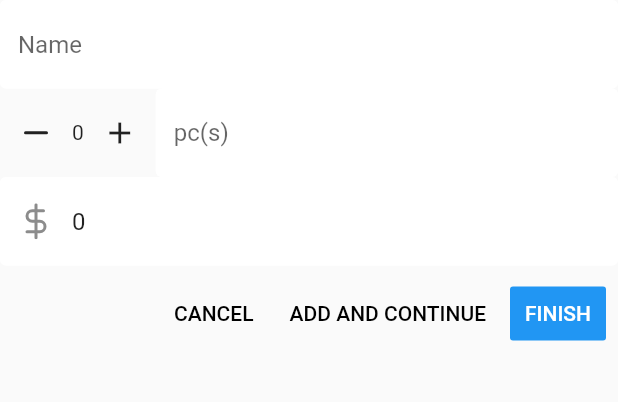
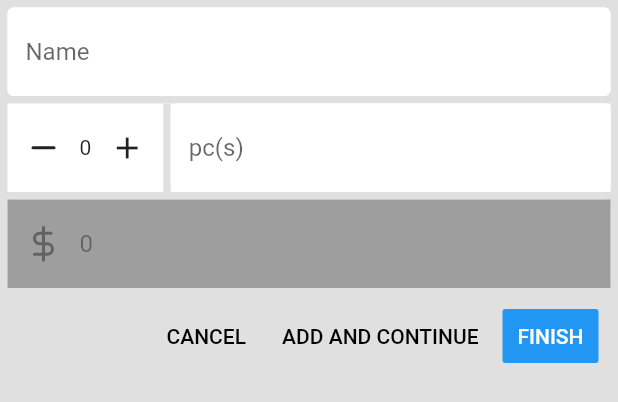
Before and after one commit to renjie19/OrderUp, a Flutter app: the ItemCreate widget shown alone on an empty page, opened directly with empty values, on a phone screen of 412 x 824 dp. Shown: the top 402 px of the screen. Run offline on Flutter 3.47's test engine with Material 2 defaults, Android fonts, the phone set to English and light mode, and no system bars; our stand-ins replace cloud_firestore, firebase_auth, flutter_spinkit, flutter_vector_icons, progress_dialog; missing offline and left inert: date_time_format; accounts and stored records are empty.

```diff
--- a/lib/components/item_create.dart
+++ b/lib/components/item_create.dart
@@ -6,8 +6,9 @@ import 'package:orderupv2/shared/models/item.dart';
 class ItemCreate extends StatefulWidget {
   final Item item;
   final Function onContinue;
+  final bool editablePrice;
 
-  ItemCreate(this.item, this.onContinue);
+  ItemCreate(this.item, this.onContinue, this.editablePrice);
 
   @override
   _CreateItemState createState() => _CreateItemState(item);
@@ -24,7 +25,10 @@ class _CreateItemState extends State<ItemCreate> {
     itemSelected.quantity =
         itemSelected.quantity == null ? 1 : itemSelected.quantity;
     itemSelected.price = itemSelected.price == null ? 0 : itemSelected.price;
-    return Form(
+    return Container(
+      color: Colors.grey[300],
+      padding: EdgeInsets.all(5),
+      child: Form(
         key: _createItemKey,
         child: Column(
           children: <Widget>[
@@ -32,15 +36,19 @@ class _CreateItemState extends State<ItemCreate> {
               initialValue: itemSelected.name,
               decoration: textInputDecoration.copyWith(hintText: 'Name'),
               onChanged: (value) => itemSelected.name = value,
-            validator: (value) => itemSelected.name == null ? 'Required' : null,
+              validator: (value) =>
+                  itemSelected.name == null ? 'Required' : null,
             ),
-          Row(
+            SizedBox(height: 5),
+            Container(
+              color: Colors.white,
+              child: Row(
                 children: <Widget>[
                   IconButton(
                     icon: Icon(Feather.minus),
                     onPressed: () {
                       setState(() {
-                    if(itemSelected.quantity > 0) {
+                        if (itemSelected.quantity > 0) {
                           itemSelected.quantity -= 1;
                         }
                       });
@@ -55,23 +63,29 @@ class _CreateItemState extends State<ItemCreate> {
                       });
                     },
                   ),
+                  Container(child: SizedBox(width: 5, height: 59,),color: Colors.grey[300],),
                   Expanded(
                     child: TextFormField(
                         initialValue: itemSelected.package ?? '',
                         decoration:
                             textInputDecoration.copyWith(hintText: 'pc(s)'),
-                  onChanged: (value) => itemSelected.package = value
-                ),
+                        onChanged: (value) => itemSelected.package = value),
                   ),
                 ],
               ),
+            ),
+            SizedBox(height: 5),
             TextFormField(
               initialValue:
                   itemSelected.price == 0 ? '0' : '${itemSelected.price}',
+              enabled: widget.editablePrice,
               keyboardType: TextInputType.number,
               decoration: textInputDecoration.copyWith(
-                hintText: 'Price', prefixIcon: Icon(Feather.dollar_sign)),
-            onChanged: (value){
+                disabledBorder: OutlineInputBorder(borderSide: BorderSide(color: Colors.grey, width: 30)),
+                hintText: 'Price',
+                prefixIcon: Icon(Feather.dollar_sign),
+              ),
+              onChanged: (value) {
                 itemSelected.price = double.parse(value);
               },
             ),
@@ -85,7 +99,7 @@ class _CreateItemState extends State<ItemCreate> {
                 ),
                 FlatButton(
                   onPressed: () {
-                  if(_createItemKey.currentState.validate()) {
+                    if (_createItemKey.currentState.validate()) {
                       setState(() => itemSelected.package = 'pc(s)');
                       Navigator.pop(context, itemSelected);
                       widget.onContinue();
@@ -96,7 +110,7 @@ class _CreateItemState extends State<ItemCreate> {
                 FlatButton(
                   color: Colors.blue,
                   onPressed: () {
-                  if(_createItemKey.currentState.validate()) {
+                    if (_createItemKey.currentState.validate()) {
                       setState(() => itemSelected.package = 'pc(s)');
                       Navigator.pop(context, itemSelected);
                     }
@@ -107,6 +121,7 @@ class _CreateItemState extends State<ItemCreate> {
             )
           ],
         ),
+      ),
     );
   }
 }
--- /dev/null
+++ b/lib/shared/custom_callback.dart
@@ -0,0 +1,3 @@
+abstract class CustomCallBack {
+  void runFunction(Object object);
+}
```
Also changed, not shown: lib/components/order_info_card.dart (+50 -33 lines), lib/components/order_list_view.dart (+8 -48 lines), lib/pages/orders.dart (+16 -3 lines), lib/pages/shop_page.dart (+12 -27 lines), 1 other file. Lines whose indentation alone changed are shown as unchanged.
